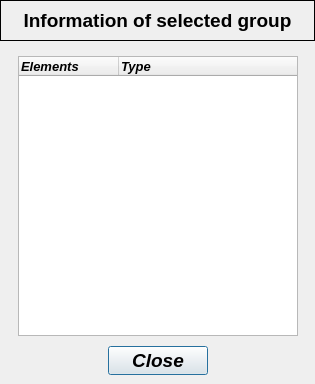
Old version of the form pulse/uix/user_input/ui/getGroupInformationInput.ui in the repository open-pulse/OpenPulse.
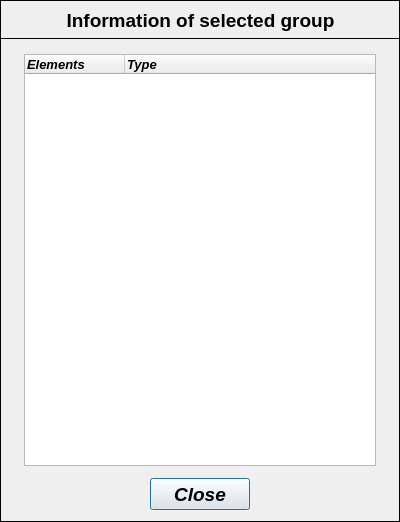
New version of the form.

```diff
--- a/pulse/uix/user_input/ui/getGroupInformationInput.ui
+++ b/pulse/uix/user_input/ui/getGroupInformationInput.ui
@@ -6,75 +6,46 @@
    <rect>
     <x>0</x>
     <y>0</y>
-    <width>315</width>
-    <height>384</height>
+    <width>400</width>
+    <height>522</height>
    </rect>
   </property>
   <property name="minimumSize">
    <size>
-    <width>315</width>
-    <height>384</height>
+    <width>400</width>
+    <height>522</height>
    </size>
   </property>
   <property name="maximumSize">
    <size>
-    <width>315</width>
-    <height>384</height>
+    <width>400</width>
+    <height>522</height>
    </size>
   </property>
   <property name="windowTitle">
    <string>Information of selected group</string>
   </property>
-  <widget class="QTreeWidget" name="treeWidget_group_info">
-   <property name="geometry">
-    <rect>
-     <x>18</x>
-     <y>56</y>
-     <width>280</width>
-     <height>280</height>
-    </rect>
-   </property>
-   <property name="minimumSize">
-    <size>
-     <width>280</width>
-     <height>280</height>
-    </size>
-   </property>
-   <property name="maximumSize">
-    <size>
-     <width>280</width>
-     <height>280</height>
-    </size>
-   </property>
-   <property name="font">
-    <font>
-     <family>Arial</family>
-     <pointsize>10</pointsize>
-     <weight>75</weight>
-     <italic>true</italic>
-     <bold>true</bold>
-    </font>
-   </property>
-   <column>
-    <property name="text">
-     <string>Elements</string>
-    </property>
-   </column>
-   <column>
-    <property name="text">
-     <string>Type</string>
-    </property>
-   </column>
-  </widget>
   <widget class="QFrame" name="frame">
    <property name="geometry">
     <rect>
      <x>0</x>
      <y>0</y>
-     <width>315</width>
-     <height>41</height>
+     <width>400</width>
+     <height>39</height>
     </rect>
    </property>
+   <property name="minimumSize">
+    <size>
+     <width>400</width>
+     <height>0</height>
+    </size>
+   </property>
+   <property name="maximumSize">
+    <size>
+     <width>400</width>
+     <height>16777215</height>
+    </size>
+   </property>
    <property name="frameShape">
     <enum>QFrame::Box</enum>
    </property>
@@ -87,9 +58,9 @@
    <widget class="QLabel" name="label">
     <property name="geometry">
      <rect>
-      <x>12</x>
+      <x>54</x>
       <y>4</y>
-      <width>291</width>
+      <width>293</width>
       <height>33</height>
      </rect>
     </property>
@@ -113,25 +84,40 @@
     </property>
    </widget>
   </widget>
+  <widget class="QFrame" name="frame_2">
+   <property name="geometry">
+    <rect>
+     <x>0</x>
+     <y>38</y>
+     <width>400</width>
+     <height>484</height>
+    </rect>
+   </property>
+   <property name="frameShape">
+    <enum>QFrame::Box</enum>
+   </property>
+   <property name="frameShadow">
+    <enum>QFrame::Plain</enum>
+   </property>
   <widget class="QPushButton" name="pushButton_close">
    <property name="geometry">
     <rect>
-     <x>108</x>
-     <y>346</y>
+      <x>150</x>
+      <y>440</y>
      <width>100</width>
-     <height>29</height>
+      <height>32</height>
     </rect>
    </property>
    <property name="minimumSize">
     <size>
      <width>100</width>
-     <height>29</height>
+      <height>32</height>
     </size>
    </property>
    <property name="maximumSize">
     <size>
      <width>100</width>
-     <height>29</height>
+      <height>32</height>
     </size>
    </property>
    <property name="font">
@@ -146,6 +132,48 @@
    <property name="text">
     <string>Close</string>
    </property>
+   </widget>
+   <widget class="QTreeWidget" name="treeWidget_group_info">
+    <property name="geometry">
+     <rect>
+      <x>24</x>
+      <y>16</y>
+      <width>352</width>
+      <height>412</height>
+     </rect>
+    </property>
+    <property name="minimumSize">
+     <size>
+      <width>352</width>
+      <height>370</height>
+     </size>
+    </property>
+    <property name="maximumSize">
+     <size>
+      <width>352</width>
+      <height>430</height>
+     </size>
+    </property>
+    <property name="font">
+     <font>
+      <family>Arial</family>
+      <pointsize>10</pointsize>
+      <weight>75</weight>
+      <italic>true</italic>
+      <bold>true</bold>
+     </font>
+    </property>
+    <column>
+     <property name="text">
+      <string>Elements</string>
+     </property>
+    </column>
+    <column>
+     <property name="text">
+      <string>Type</string>
+     </property>
+    </column>
+   </widget>
   </widget>
  </widget>
  <resources/>
```
Lines whose indentation alone changed are shown as unchanged.
